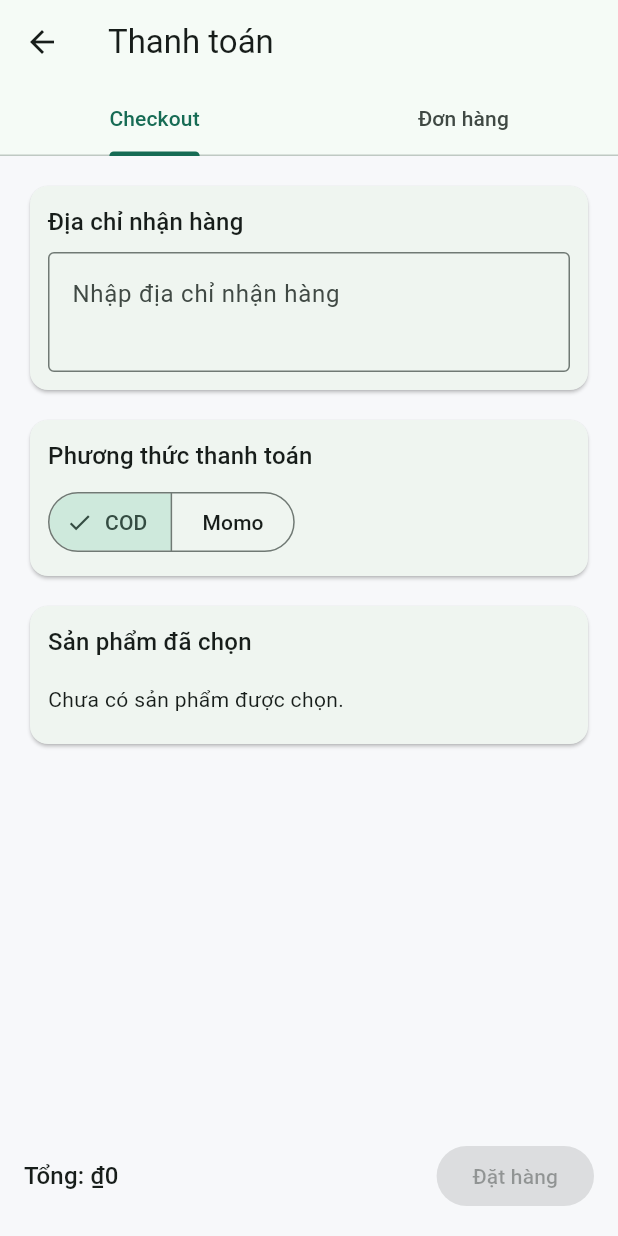
After one commit to Haidp2005/miniecommerce, a Flutter app: the PayScreen screen opened by its route, on a phone screen of 412 x 824 dp. The commit adds this screen. Run offline on Flutter 3.47's test engine with Material 3 defaults, Android fonts, the phone set to English and light mode, and no system bars; our stand-ins replace shared_preferences; accounts and stored records are empty; network calls fail.

Commit message:
feat: checkout + order + persistence intergration

```diff
--- a/lib/core/routes/app_routes.dart
+++ b/lib/core/routes/app_routes.dart
@@ -2,9 +2,8 @@ import 'package:flutter/material.dart';
 
 import '../../models/product.dart';
 import '../../screens/cart/cart_screen.dart';
-import '../../screens/checkout/checkout_screen.dart';
 import '../../screens/home/home_screen.dart';
-import '../../screens/orders/orders_screen.dart';
+import '../../screens/pay/pay_screen.dart';
 import '../../screens/product_detail/product_detail_screen.dart';
 
 class AppRoutes {
@@ -26,14 +25,15 @@ class AppRoutes {
       case cart:
         return MaterialPageRoute(builder: (_) => const CartScreen());
       case checkout:
-        return MaterialPageRoute(builder: (_) => const CheckoutScreen());
+        return MaterialPageRoute(builder: (_) => const PayScreen());
       case orders:
-        return MaterialPageRoute(builder: (_) => const OrdersScreen());
+        return MaterialPageRoute(
+          builder: (_) => const PayScreen(initialTab: 1),
+        );
       default:
         return MaterialPageRoute(
-          builder: (_) => const Scaffold(
-            body: Center(child: Text('Route not found')),
-          ),
+          builder: (_) =>
+              const Scaffold(body: Center(child: Text('Route not found'))),
         );
     }
   }
--- /dev/null
+++ b/lib/screens/pay/pay_screen.dart
@@ -0,0 +1,349 @@
+import 'package:flutter/material.dart';
+import 'package:intl/intl.dart';
+import 'package:provider/provider.dart';
+
+import '../../core/routes/app_routes.dart';
+import '../../models/order_status.dart';
+import '../../providers/cart_provider.dart';
+import '../../providers/order_provider.dart';
+
+enum _PaymentMethod { cod, momo }
+
+class PayScreen extends StatefulWidget {
+  const PayScreen({super.key, this.initialTab = 0});
+
+  final int initialTab;
+
+  @override
+  State<PayScreen> createState() => _PayScreenState();
+}
+
+class _PayScreenState extends State<PayScreen> {
+  final TextEditingController _addressController = TextEditingController();
+  _PaymentMethod _paymentMethod = _PaymentMethod.cod;
+
+  @override
+  void initState() {
+    super.initState();
+    final cartProvider = context.read<CartProvider>();
+    final orderProvider = context.read<OrderProvider>();
+    Future.microtask(() async {
+      await cartProvider.initIfNeeded();
+      await orderProvider.initIfNeeded();
+    });
+  }
+
+  @override
+  void dispose() {
+    _addressController.dispose();
+    super.dispose();
+  }
+
+  String get _paymentLabel {
+    switch (_paymentMethod) {
+      case _PaymentMethod.cod:
+        return 'COD';
+      case _PaymentMethod.momo:
+        return 'Momo';
+    }
+  }
+
+  Future<void> _placeOrder() async {
+    final cartProvider = context.read<CartProvider>();
+    final orderProvider = context.read<OrderProvider>();
+    final selectedItems = cartProvider.selectedItems;
+
+    if (_addressController.text.trim().isEmpty) {
+      ScaffoldMessenger.of(context).showSnackBar(
+        const SnackBar(content: Text('Vui lòng nhập địa chỉ nhận hàng.')),
+      );
+      return;
+    }
+
+    if (selectedItems.isEmpty) {
+      ScaffoldMessenger.of(context).showSnackBar(
+        const SnackBar(content: Text('Vui lòng chọn ít nhất 1 sản phẩm.')),
+      );
+      return;
+    }
+
+    await orderProvider.placeOrder(
+      items: selectedItems,
+      address: _addressController.text.trim(),
+      paymentMethod: _paymentLabel,
+    );
+
+    await cartProvider.removeSelectedItems();
+
+    if (!mounted) {
+      return;
+    }
+
+    await showDialog<void>(
+      context: context,
+      builder: (dialogContext) => AlertDialog(
+        title: const Text('Đặt hàng thành công'),
+        content: const Text('Đơn hàng của bạn đã được tạo.'),
+        actions: [
+          TextButton(
+            onPressed: () => Navigator.of(dialogContext).pop(),
+            child: const Text('OK'),
+          ),
+        ],
+      ),
+    );
+
+    if (!mounted) {
+      return;
+    }
+
+    Navigator.pushNamedAndRemoveUntil(
+      context,
+      AppRoutes.home,
+      (route) => false,
+    );
+  }
+
+  @override
+  Widget build(BuildContext context) {
+    final theme = Theme.of(context);
+    final cartProvider = context.watch<CartProvider>();
+    final selectedItems = cartProvider.selectedItems;
+    final total = cartProvider.selectedTotal;
+    final currency = NumberFormat.currency(symbol: '₫', decimalDigits: 0);
+
+    return DefaultTabController(
+      length: 2,
+      initialIndex: widget.initialTab,
+      child: Scaffold(
+        appBar: AppBar(
+          title: const Text('Thanh toán'),
+          bottom: const TabBar(
+            tabs: [
+              Tab(text: 'Checkout'),
+              Tab(text: 'Đơn hàng'),
+            ],
+          ),
+        ),
+        body: TabBarView(
+          children: [
+            Column(
+              children: [
+                Expanded(
+                  child: ListView(
+                    padding: const EdgeInsets.all(16),
+                    children: [
+                      Card(
+                        child: Padding(
+                          padding: const EdgeInsets.all(12),
+                          child: Column(
+                            crossAxisAlignment: CrossAxisAlignment.start,
+                            children: [
+                              Text(
+                                'Địa chỉ nhận hàng',
+                                style: theme.textTheme.titleMedium,
+                              ),
+                              const SizedBox(height: 8),
+                              TextField(
+                                controller: _addressController,
+                                maxLines: 2,
+                                decoration: const InputDecoration(
+                                  hintText: 'Nhập địa chỉ nhận hàng',
+                                  border: OutlineInputBorder(),
+                                ),
+                              ),
+                            ],
+                          ),
+                        ),
+                      ),
+                      const SizedBox(height: 12),
+                      Card(
+                        child: Padding(
+                          padding: const EdgeInsets.all(12),
+                          child: Column(
+                            crossAxisAlignment: CrossAxisAlignment.start,
+                            children: [
+                              Text(
+                                'Phương thức thanh toán',
+                                style: theme.textTheme.titleMedium,
+                              ),
+                              const SizedBox(height: 8),
+                              SegmentedButton<_PaymentMethod>(
+                                segments: const [
+                                  ButtonSegment<_PaymentMethod>(
+                                    value: _PaymentMethod.cod,
+                                    label: Text('COD'),
+                                  ),
+                                  ButtonSegment<_PaymentMethod>(
+                                    value: _PaymentMethod.momo,
+                                    label: Text('Momo'),
+                                  ),
+                                ],
+                                selected: <_PaymentMethod>{_paymentMethod},
+                                onSelectionChanged: (selection) {
+                                  setState(() {
+                                    _paymentMethod = selection.first;
+                                  });
+                                },
+                              ),
+                            ],
+                          ),
+                        ),
+                      ),
+                      const SizedBox(height: 12),
+                      Card(
+                        child: Padding(
+                          padding: const EdgeInsets.all(12),
+                          child: Column(
+                            crossAxisAlignment: CrossAxisAlignment.start,
+                            children: [
+                              Text(
+                                'Sản phẩm đã chọn',
+                                style: theme.textTheme.titleMedium,
+                              ),
+                              const SizedBox(height: 8),
+                              if (selectedItems.isEmpty)
+                                const Padding(
+                                  padding: EdgeInsets.symmetric(vertical: 8),
+                                  child: Text('Chưa có sản phẩm được chọn.'),
+                                )
+                              else
+                                ...selectedItems.map(
+                                  (item) => ListTile(
+                                    contentPadding: EdgeInsets.zero,
+                                    title: Text(item.product.title),
+                                    subtitle: Text(
+                                      'SL: ${item.quantity} • ${item.size} • ${item.color}',
+                                    ),
+                                    trailing: Text(
+                                      currency.format(item.subtotal),
+                                      style: theme.textTheme.bodyMedium
+                                          ?.copyWith(
+                                            fontWeight: FontWeight.w600,
+                                          ),
+                                    ),
+                                  ),
+                                ),
+                            ],
+                          ),
+                        ),
+                      ),
+                    ],
+                  ),
+                ),
+                SafeArea(
+                  top: false,
+                  child: Container(
+                    padding: const EdgeInsets.fromLTRB(16, 8, 16, 16),
+                    child: Row(
+                      children: [
+                        Expanded(
+                          child: Text(
+                            'Tổng: ${currency.format(total)}',
+                            style: theme.textTheme.titleMedium,
+                          ),
+                        ),
+                        FilledButton(
+                          onPressed: selectedItems.isEmpty ? null : _placeOrder,
+                          child: const Text('Đặt hàng'),
+                        ),
+                      ],
+                    ),
+                  ),
+                ),
+              ],
+            ),
+            const _OrderHistorySection(),
+          ],
+        ),
+      ),
+    );
+  }
+}
+
+class _OrderHistorySection extends StatelessWidget {
+  const _OrderHistorySection();
+
+  @override
+  Widget build(BuildContext context) {
+    return DefaultTabController(
+      length: 4,
+      child: Column(
+        children: [
+          const TabBar(
+            isScrollable: true,
+            tabs: [
+              Tab(text: 'Chờ xác nhận'),
+              Tab(text: 'Đang giao'),
+              Tab(text: 'Đã giao'),
+              Tab(text: 'Đã hủy'),
+            ],
+          ),
+          const Expanded(
+            child: TabBarView(
+              children: [
+                _OrdersByStatus(status: OrderStatus.pending),
+                _OrdersByStatus(status: OrderStatus.delivering),
+                _OrdersByStatus(status: OrderStatus.delivered),
+                _OrdersByStatus(status: OrderStatus.cancelled),
+              ],
+            ),
+          ),
+        ],
+      ),
+    );
+  }
+}
+
+class _OrdersByStatus extends StatelessWidget {
+  const _OrdersByStatus({required this.status});
+
+  final OrderStatus status;
+
+  @override
+  Widget build(BuildContext context) {
+    final theme = Theme.of(context);
+    final provider = context.watch<OrderProvider>();
+    final orders = provider.byStatus(status);
+    final currency = NumberFormat.currency(symbol: '₫', decimalDigits: 0);
+
+    if (orders.isEmpty) {
+      return const Center(child: Text('Không có đơn hàng'));
+    }
+
+    return ListView.separated(
+      padding: const EdgeInsets.all(16),
+      itemBuilder: (context, index) {
+        final order = orders[index];
+        return Card(
+          child: Padding(
+            padding: const EdgeInsets.all(12),
+            child: Column(
+              crossAxisAlignment: CrossAxisAlignment.start,
+              children: [
+                Text(
+                  'Đơn #${order.id}',
+                  style: theme.textTheme.titleSmall?.copyWith(
+                    fontWeight: FontWeight.w700,
+                  ),
+                ),
+                const SizedBox(height: 4),
+                Text('Địa chỉ: ${order.address}'),
+                Text('Thanh toán: ${order.paymentMethod}'),
+                Text('Số sản phẩm: ${order.items.length}'),
+                Text(
+                  'Tổng: ${currency.format(order.total)}',
+                  style: theme.textTheme.bodyMedium?.copyWith(
+                    fontWeight: FontWeight.w600,
+                  ),
+                ),
+              ],
+            ),
+          ),
+        );
+      },
+      separatorBuilder: (context, index) => const SizedBox(height: 8),
+      itemCount: orders.length,
+    );
+  }
+}
```
Also changed, not shown: lib/screens/checkout/checkout_screen.dart (+3 -100 lines), lib/screens/orders/orders_screen.dart (+3 -76 lines).
